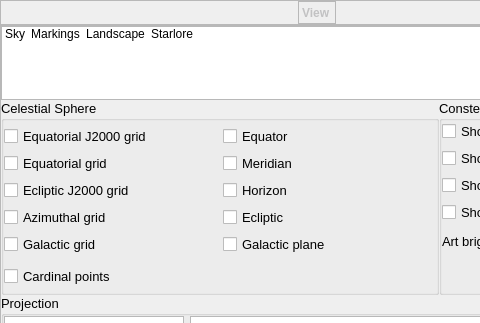
The window that src/gui/viewDialog.ui (519984307/stellarium_src) describes before a commit, drawn with Qt 5; both pictures show x 0 to 480 and y 0 to 323 of the 659 by 554 pixel window.
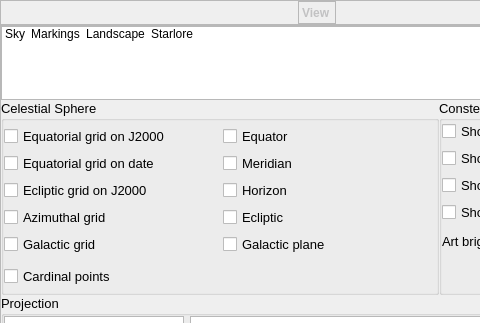
The same window after the commit. The open tabs and pages were chosen to show the change. Icons and pictures are not drawn. Custom widgets are drawn as their Qt base class.

Commit message: Extends topocentric ecliptic coordinates to all objects

```diff
--- a/src/gui/viewDialog.ui
+++ b/src/gui/viewDialog.ui
@@ -1520,21 +1520,21 @@
                  <item>
                   <widget class="QCheckBox" name="showEquatorialJ2000GridCheckBox">
                    <property name="text">
-                    <string>Equatorial J2000 grid</string>
+                    <string>Equatorial grid on J2000</string>
                    </property>
                   </widget>
                  </item>
                  <item>
                   <widget class="QCheckBox" name="showEquatorialGridCheckBox">
                    <property name="text">
-                    <string>Equatorial grid</string>
+                    <string>Equatorial grid on date</string>
                    </property>
                   </widget>
                  </item>
                  <item>
                   <widget class="QCheckBox" name="showEclipticGridJ2000CheckBox">
                    <property name="text">
-                    <string>Ecliptic J2000 grid</string>
+                    <string>Ecliptic grid on J2000</string>
                    </property>
                   </widget>
                  </item>
```
Left out of the diff: 2 changed lines with no effect on the pictures. The commit also changes 7 other files.
